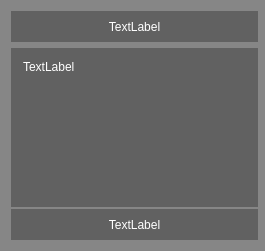
First picture: the form in src/resources/ERDisplay.ui, repository IDREsandbox/vsim, before the edit.
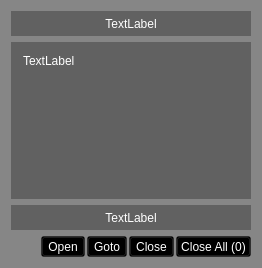
Second picture: the form after the edit.

```diff
--- a/src/resources/ERDisplay.ui
+++ b/src/resources/ERDisplay.ui
@@ -6,22 +6,10 @@
    <rect>
     <x>0</x>
     <y>0</y>
-    <width>265</width>
-    <height>251</height>
+    <width>262</width>
+    <height>268</height>
    </rect>
   </property>
-  <property name="minimumSize">
-   <size>
-    <width>265</width>
-    <height>251</height>
-   </size>
-  </property>
-  <property name="maximumSize">
-   <size>
-    <width>265</width>
-    <height>555</height>
-   </size>
-  </property>
   <property name="windowTitle">
    <string>Form</string>
   </property>
@@ -35,14 +23,8 @@
     <widget class="QLabel" name="title">
      <property name="minimumSize">
       <size>
-       <width>247</width>
-       <height>31</height>
-      </size>
-     </property>
-     <property name="maximumSize">
-      <size>
-       <width>247</width>
-       <height>31</height>
+       <width>0</width>
+       <height>25</height>
       </size>
      </property>
      <property name="text">
@@ -55,17 +37,11 @@
    </item>
    <item>
     <widget class="QLabel" name="text">
-     <property name="minimumSize">
-      <size>
-       <width>247</width>
-       <height>159</height>
-      </size>
-     </property>
-     <property name="maximumSize">
-      <size>
-       <width>247</width>
-       <height>463</height>
-      </size>
+     <property name="sizePolicy">
+      <sizepolicy hsizetype="Preferred" vsizetype="Expanding">
+       <horstretch>0</horstretch>
+       <verstretch>0</verstretch>
+      </sizepolicy>
      </property>
      <property name="text">
       <string>TextLabel</string>
@@ -82,14 +58,8 @@
     <widget class="QLabel" name="authors">
      <property name="minimumSize">
       <size>
-       <width>247</width>
-       <height>31</height>
-      </size>
-     </property>
-     <property name="maximumSize">
-      <size>
-       <width>247</width>
-       <height>31</height>
+       <width>0</width>
+       <height>25</height>
       </size>
      </property>
      <property name="text">
@@ -100,6 +70,60 @@
      </property>
     </widget>
    </item>
+   <item>
+    <layout class="QHBoxLayout" name="horizontalLayout_2">
+     <property name="spacing">
+      <number>2</number>
+     </property>
+     <item>
+      <spacer name="horizontalSpacer_2">
+       <property name="orientation">
+        <enum>Qt::Horizontal</enum>
+       </property>
+       <property name="sizeHint" stdset="0">
+        <size>
+         <width>40</width>
+         <height>20</height>
+        </size>
+       </property>
+      </spacer>
+     </item>
+     <item>
+      <widget class="QToolButton" name="open">
+       <property name="text">
+        <string>Open</string>
+       </property>
+      </widget>
+     </item>
+     <item>
+      <widget class="QToolButton" name="goto_button">
+       <property name="text">
+        <string>Goto</string>
+       </property>
+      </widget>
+     </item>
+     <item>
+      <widget class="QToolButton" name="close">
+       <property name="text">
+        <string>Close</string>
+       </property>
+      </widget>
+     </item>
+     <item>
+      <widget class="QToolButton" name="close_all">
+       <property name="minimumSize">
+        <size>
+         <width>75</width>
+         <height>0</height>
+        </size>
+       </property>
+       <property name="text">
+        <string>Close All (0)</string>
+       </property>
+      </widget>
+     </item>
+    </layout>
+   </item>
   </layout>
  </widget>
  <resources/>
```
